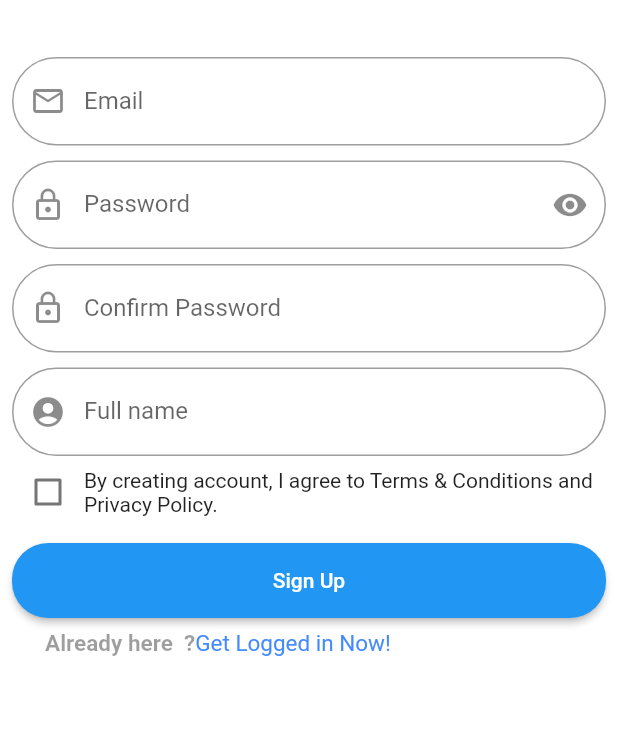
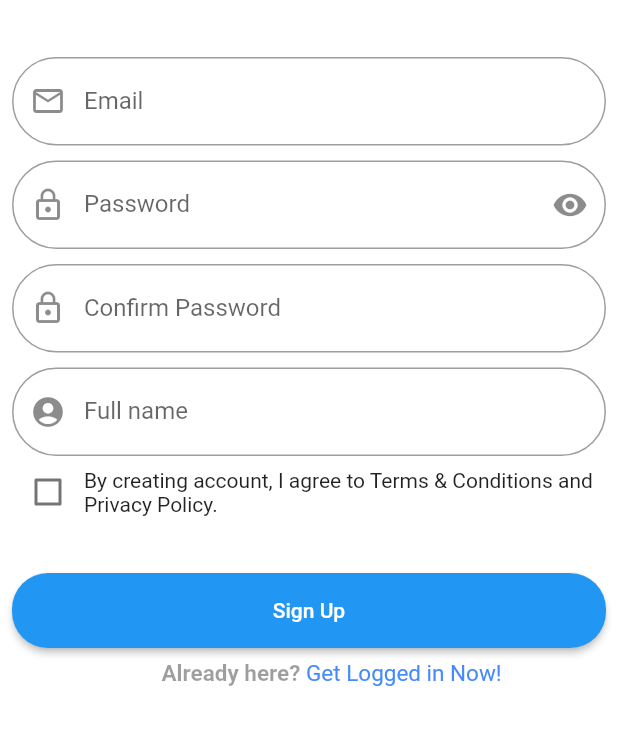
Before and after one commit to FarhanKurnia/FrameworkWebP6, a Flutter app: the HomePage screen opened directly, after a tap on the "logout" icon, after a tap on "Login", after a tap on "Create Account", on a phone screen of 412 x 824 dp, the part 399-1144 px from its top. Run offline on Flutter 3.47's test engine with Material 2 defaults, Android fonts, the phone set to English and light mode, and no system bars; our stand-ins replace firebase_auth, firebase_core; accounts and stored records are empty; network calls fail.

```diff
--- a/lib/homepage.dart
+++ b/lib/homepage.dart
@@ -1,14 +1,15 @@
 import 'package:flutter/material.dart';
 import 'authentication.dart';
 import 'login.dart';
+import 'package:http/http.dart' as http;
+import 'dart:convert';
 
-class HomePage extends StatefulWidget {
-  @override
-  _HomePageState createState() => _HomePageState();
-}
-
-class _HomePageState extends State<HomePage> {
-  List<Color> myColor = [Colors.red,Colors.yellow,Colors.green,Colors.blue,Colors.black];
+class HomePage extends StatelessWidget {
+  final String apiUrl = "https://reqres.in/api/users?per_page=15";
+  Future<List<dynamic>> _fecthDataUsers() async {
+    var result = await http.get(Uri.parse(apiUrl));
+    return json.decode(result.body)['data'];
+  }
   @override
   Widget build(BuildContext context) {
     //Widget Scaffold digunakan sebagai widget utama untuk membuat sebuah halaman
@@ -36,16 +37,44 @@ class _HomePageState extends State<HomePage> {
           )
         ],
       ),
-      body:ListView.builder(
-        itemCount: 5,
-        itemBuilder: (context, index){
-          return Container(
-            height: 300,
-            width: 300,
-            color: myColor[index],
-          );
-        },
+      body: Container(
+        child: FutureBuilder<List<dynamic>>(
+          future: _fecthDataUsers(),
+          builder: (BuildContext context, AsyncSnapshot snapshot) {
+            if (snapshot.hasData) {
+              return ListView.builder(
+                  padding: EdgeInsets.all(10),
+                  itemCount: snapshot.data.length,
+                  itemBuilder: (BuildContext context, int index) {
+                    return ListTile(
+                      leading: CircleAvatar(
+                        radius: 30,
+                        backgroundImage:
+                        NetworkImage(snapshot.data[index]['avatar']),
+                      ),
+                      title: Text(snapshot.data[index]['first_name'] + " " + snapshot.data[index]['last_name']),
+                      subtitle: Text(snapshot.data[index]['email']),
+                    );
+                  });
+            } else {
+              return Center(child: CircularProgressIndicator());
+            }
+          },
+        ),
       ),
+    );
+  }
+}
+      // body:ListView.builder(
+      //   itemCount: 5,
+      //   itemBuilder: (context, index){
+      //     return Container(
+      //       height: 300,
+      //       width: 300,
+      //       color: myColor[index],
+      //     );
+      //   },
+      // ),
       //membuat body menjadi berada di tengah
       // body: Center(
       //   //widget container digunakan untuk menampung widget lain maupun propert.
@@ -68,6 +97,6 @@ class _HomePageState extends State<HomePage> {
       //
       //   ),
       // ),
-    );
-  }
-}
+//     );
+//   }
+// }
--- a/lib/login.dart
+++ b/lib/login.dart
@@ -42,9 +42,9 @@ class _LoginState extends State<Login> {
               ),
             ),
             //digunakan untuk memberikan Padding
-            SizedBox(
-              height: 50,
-            ),
+            // SizedBox(
+            //   height: 50,
+            // ),
 
             Padding(
               padding: const EdgeInsets.all(16.0),
@@ -54,8 +54,8 @@ class _LoginState extends State<Login> {
             // SizedBox(height: 20),
 
             Row(
+              mainAxisAlignment: MainAxisAlignment.center,
               children: <Widget>[
-                SizedBox(width: 30),
                 Text('New User?', style: TextStyle(fontWeight: FontWeight.bold, color: Colors.black38,fontSize: 15)),
                 GestureDetector(
                   onTap: () {
@@ -69,6 +69,9 @@ class _LoginState extends State<Login> {
                   ),
                 ),
               ],
+            ),
+            SizedBox(
+              height: 50,
             ),
 
             // Padding(
--- a/lib/signup.dart
+++ b/lib/signup.dart
@@ -50,9 +50,10 @@ class _SignupState extends State<Signup> {
               ),
 
               Row(
+                mainAxisAlignment: MainAxisAlignment.center,
                 children: <Widget>[
                   SizedBox(width: 30),
-                  Text('Already here  ?', style: TextStyle(fontWeight: FontWeight.bold, color: Colors.black38,fontSize: 15)),
+                  Text('Already here? ', style: TextStyle(fontWeight: FontWeight.bold, color: Colors.black38,fontSize: 15)),
                   GestureDetector(
                     onTap: () {
                       // Navigator.pushNamed(context, '/signup');
@@ -65,6 +66,9 @@ class _SignupState extends State<Signup> {
                     ),
                   ),
                 ],
+              ),
+              SizedBox(
+                height: 50,
               ),
             ],
           ),
@@ -207,7 +211,7 @@ class _SignupFormState extends State<SignupForm> {
             ],
           ),
           SizedBox(
-            height: 10,
+            height: 30,
           ),
 
           // signUP button
--- a/pubspec.yaml
+++ b/pubspec.yaml
@@ -36,6 +36,7 @@ dependencies:
   cupertino_icons: ^1.0.2
   firebase_core: ^1.17.1
   firebase_auth: ^3.3.19
+  http: ^0.13.4
 
 dev_dependencies:
   flutter_test:
```
Also changed, not shown: pubspec.lock.
